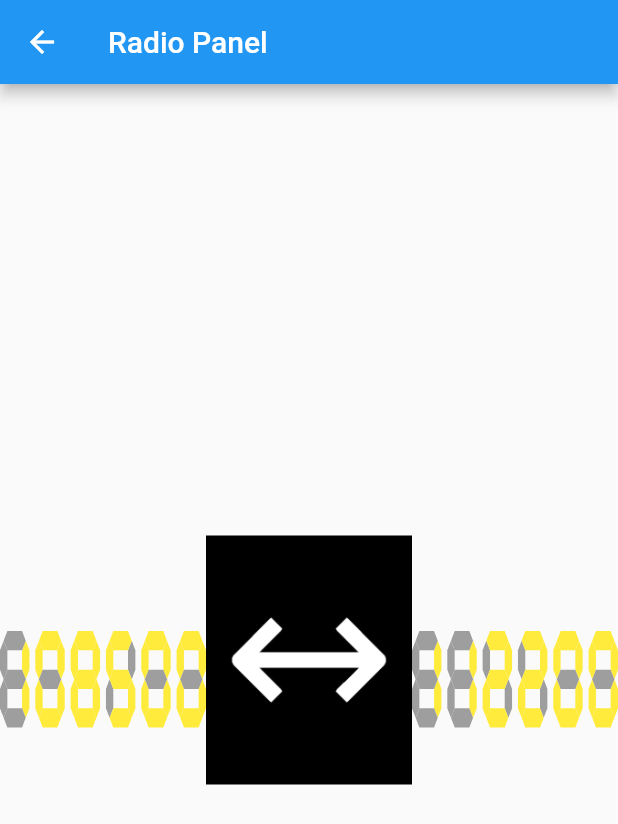
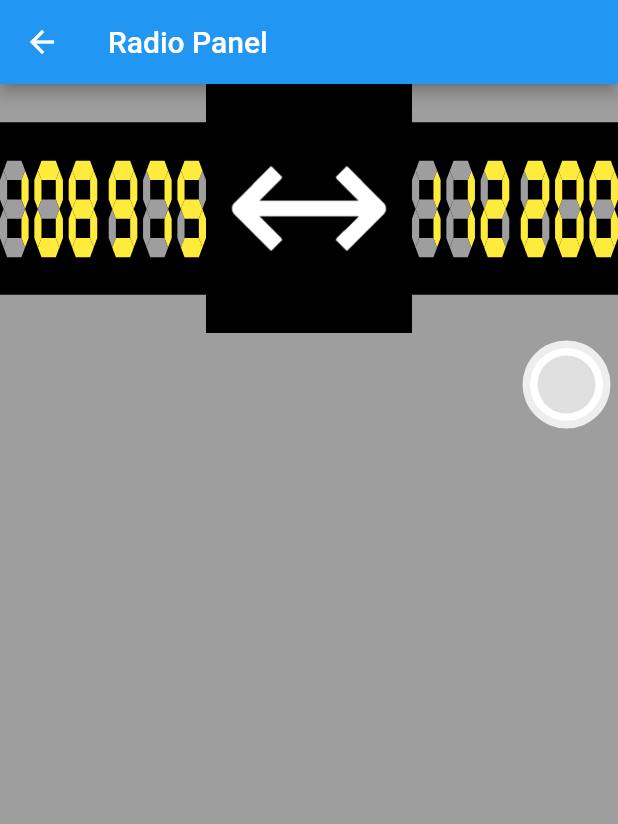
Before and after one commit to Duprat-Robin/RemoteControlMSFS2020, a Flutter app: the RadioPanel screen opened directly, on a phone screen of 412 x 824 dp. Shown: the top 824 px of the screen. Run offline on Flutter 3.47's test engine with Material 2 defaults, Android fonts, the light colour scheme and no system bars; missing offline and left inert: flutter_cube.

Commit message:
Radio Panel première version

```diff
--- a/MobileApp/lib/Instruments/radioPanel.dart
+++ b/MobileApp/lib/Instruments/radioPanel.dart
@@ -2,20 +2,24 @@ import 'package:flutter/foundation.dart';
 import 'package:flutter/material.dart';
 import 'package:flutter/widgets.dart';
 import 'package:remotecontrolmsfs/Instruments/displays.dart';
+import 'package:remotecontrolmsfs/Instruments/knobs.dart';
 import '../main.dart';
 import '../webSocket.dart';
 
-ValueNotifier<double> valFreqRadio = ValueNotifier<double>(108.500);
+//TODO les déplacer dans sim.dart ou au moins identifier la source VHF associée
+const double maxFreq = 137.000;
+const double minFreq = 108.000;
+ValueNotifier<double> valFreqRadio = ValueNotifier<double>(108.975);
 ValueNotifier<double> valFreqRadioSTBY = ValueNotifier<double>(112.200);
 
 void incrfreq(double val) {
-  valFreqRadio.value += 0.025;
+  valFreqRadioSTBY.value += 0.025;
   MyApp.webSocket
       .sendMessage(DATUM.COM_RADIO_WHOLE_INC.index.toString() + ':1');
 }
 
 void decrfreq(double val) {
-  valFreqRadio.value -= 0.025;
+  valFreqRadioSTBY.value -= 0.025;
   MyApp.webSocket
       .sendMessage(DATUM.COM_RADIO_WHOLE_DEC.index.toString() + ':1');
 }
@@ -28,7 +32,10 @@ class RadioPanel extends StatelessWidget {
   Widget build(BuildContext context) {
     return Scaffold(
       appBar: AppBar(title: Text('Radio Panel')),
-      body: Row(
+      backgroundColor: Colors.grey,
+      body: Column(
+        children: [
+          Row(
             children: <Widget>[
               Flexible(
                 child: FrequencyDisplay(
@@ -44,6 +51,24 @@ class RadioPanel extends StatelessWidget {
                 child: FrequencyDisplay(
                   freq: valFreqRadioSTBY,
                 ),
+              ),
+            ],
+          ),
+          Row(
+            children: [
+              Spacer(
+                flex: 5,
+              ),
+              Flexible(
+                child: AnalogicRotator(
+                  value: valFreqRadioSTBY,
+                  add: incrfreq,
+                  sub: decrfreq,
+                  max: maxFreq,
+                  min: minFreq,
+                ),
+              )
+            ],
           ),
         ],
       ),
@@ -75,10 +100,14 @@ class _FrequencyDisplayState extends State<FrequencyDisplay> {
 
   @override
   Widget build(BuildContext context) {
-    return ValueListenableBuilder<double>(
+    return Container(
+      color: Colors.black,
+      padding: const EdgeInsets.fromLTRB(0, 0, 0, 25),
+      child: ValueListenableBuilder<double>(
           valueListenable: widget.freq,
-        builder: (context, value, child) =>
-            Row(mainAxisAlignment: MainAxisAlignment.center, children: <Widget>[
+          builder: (context, value, child) => Row(
+                  mainAxisAlignment: MainAxisAlignment.center,
+                  children: <Widget>[
                     Flexible(
                       flex: 5,
                       child: SegmentDisplay(
@@ -106,10 +135,14 @@ class _FrequencyDisplayState extends State<FrequencyDisplay> {
                     Spacer(
                       flex: flexFactorSpacer,
                     ),
+                    Spacer(
+                      flex: flexFactorSpacer,
+                    ),
                     Flexible(
                       flex: 5,
                       child: SegmentDisplay(
-                  number: (value * 10).truncate() - 10 * (value.truncate()),
+                        number:
+                            (value * 10).truncate() - 10 * (value.truncate()),
                       ),
                     ),
                     Spacer(
@@ -118,8 +151,8 @@ class _FrequencyDisplayState extends State<FrequencyDisplay> {
                     Flexible(
                       flex: 5,
                       child: SegmentDisplay(
-                  number:
-                      (value * 100).truncate() - 10 * (10 * value).truncate(),
+                        number: (value * 100).truncate() -
+                            10 * (10 * value).truncate(),
                       ),
                     ),
                     Spacer(
@@ -128,11 +161,12 @@ class _FrequencyDisplayState extends State<FrequencyDisplay> {
                     Flexible(
                       flex: 5,
                       child: SegmentDisplay(
-                  number:
-                      (value * 1000).truncate() - 10 * (value * 100).truncate(),
+                        number: (value * 1000).truncate() -
+                            10 * (value * 100).truncate(),
                       ),
                     ),
-            ]));
+                  ])),
+    );
   }
 
   @override
```
Lines whose indentation alone changed are shown as unchanged.
